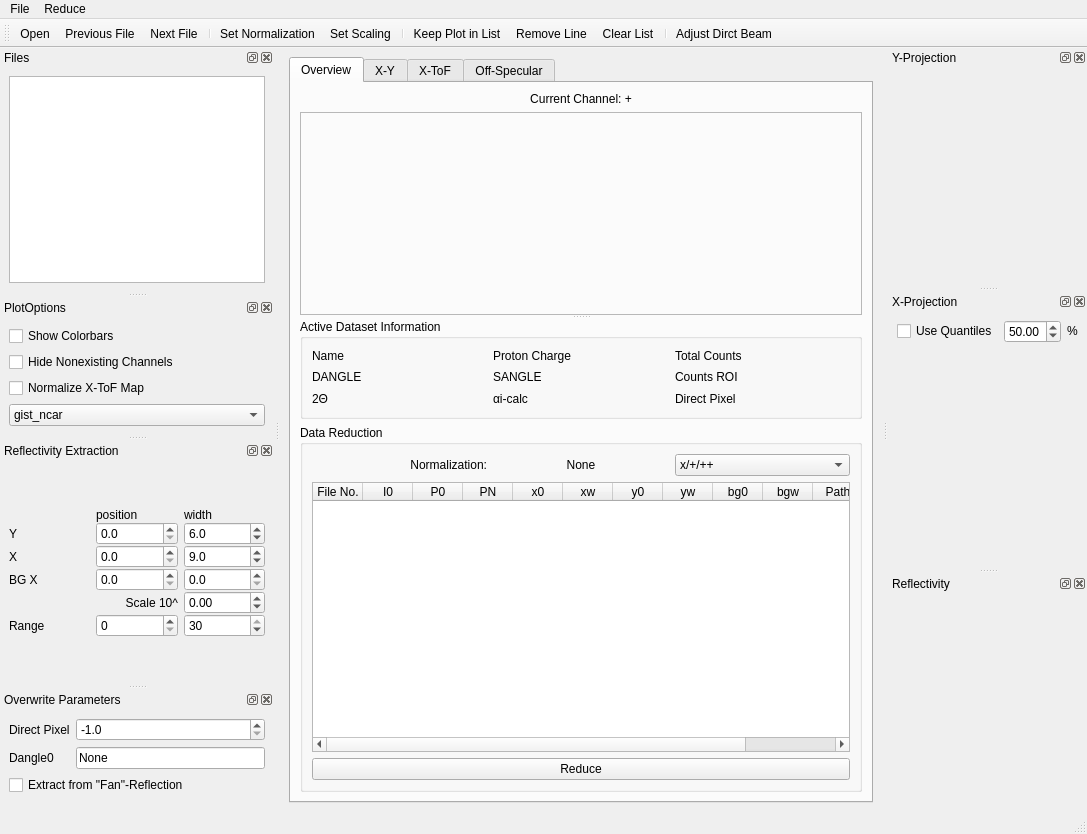
The window that designer/main_window.ui (aglavic/quicknxs) describes before a commit, drawn with Qt 5.
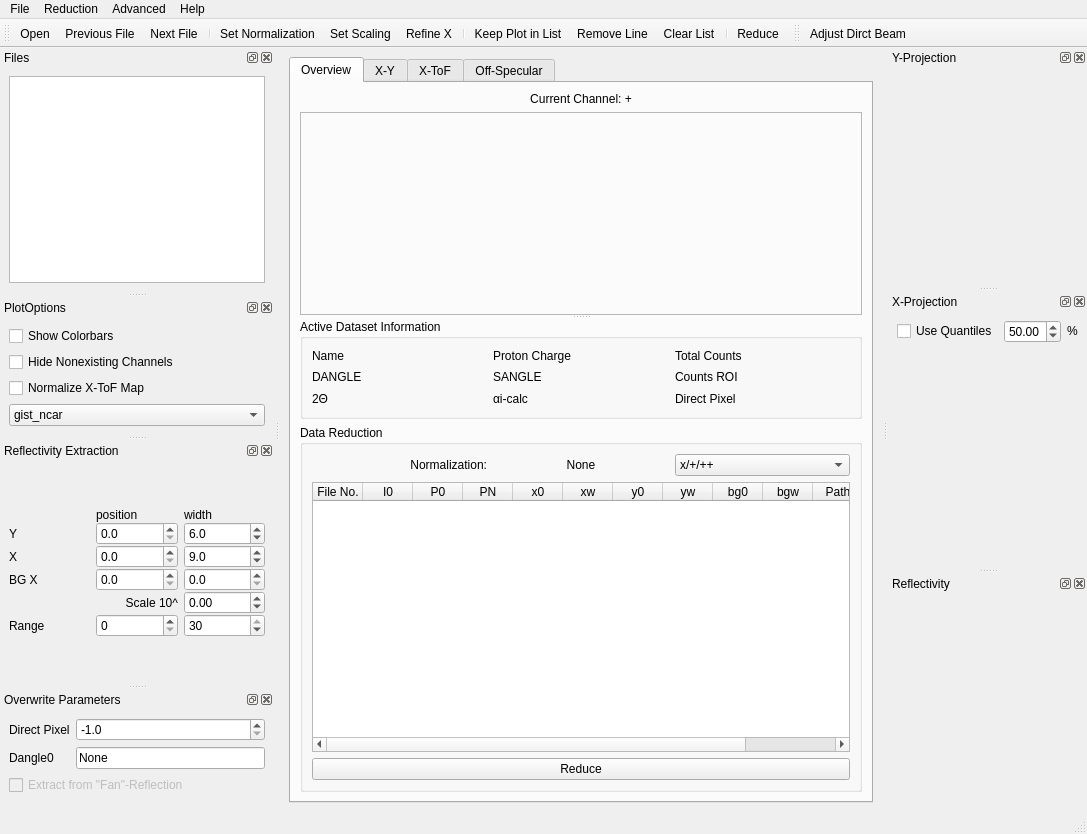
The same window after the commit. Icons and pictures are not drawn. Custom widgets are drawn as their Qt base class.

Diff of the .ui file:
```diff
--- a/designer/main_window.ui
+++ b/designer/main_window.ui
@@ -799,7 +799,7 @@
    </widget>
    <widget class="QMenu" name="menuReduce">
     <property name="title">
-     <string>Reduce</string>
+     <string>Reduction</string>
     </property>
     <addaction name="actionNorm"/>
     <addaction name="actionNormalizeScaling"/>
@@ -808,10 +808,25 @@
     <addaction name="actionRemove"/>
     <addaction name="actionClear"/>
     <addaction name="separator"/>
+    <addaction name="actionReduce"/>
+   </widget>
+   <widget class="QMenu" name="menuAdvanced">
+    <property name="title">
+     <string>Advanced</string>
+    </property>
     <addaction name="actionAdjust_Dirct_Beam"/>
    </widget>
+   <widget class="QMenu" name="menuHelp">
+    <property name="title">
+     <string>Help</string>
+    </property>
+    <addaction name="actionManual"/>
+    <addaction name="actionAbout"/>
+   </widget>
    <addaction name="menuFile"/>
    <addaction name="menuReduce"/>
+   <addaction name="menuAdvanced"/>
+   <addaction name="menuHelp"/>
   </widget>
   <widget class="QStatusBar" name="statusbar"/>
   <widget class="QDockWidget" name="dockWidget">
@@ -1252,12 +1267,13 @@
    <addaction name="separator"/>
    <addaction name="actionNorm"/>
    <addaction name="actionNormalizeScaling"/>
+   <addaction name="actionRefineX"/>
    <addaction name="separator"/>
    <addaction name="actionAddPlot"/>
    <addaction name="actionRemove"/>
    <addaction name="actionClear"/>
    <addaction name="separator"/>
-   <addaction name="actionAdjust_Dirct_Beam"/>
+   <addaction name="actionReduce"/>
   </widget>
   <widget class="QDockWidget" name="dockWidget_7">
    <property name="windowTitle">
@@ -1322,6 +1338,9 @@
      </item>
      <item row="2" column="0" colspan="2">
       <widget class="QCheckBox" name="fanReflectivity">
+       <property name="enabled">
+        <bool>false</bool>
+       </property>
        <property name="text">
         <string>Extract from &quot;Fan&quot;-Reflection</string>
        </property>
@@ -1330,6 +1349,18 @@
     </layout>
    </widget>
   </widget>
+  <widget class="QToolBar" name="advancedToolbar">
+   <property name="windowTitle">
+    <string>Advanced Toolbar</string>
+   </property>
+   <attribute name="toolBarArea">
+    <enum>TopToolBarArea</enum>
+   </attribute>
+   <attribute name="toolBarBreak">
+    <bool>false</bool>
+   </attribute>
+   <addaction name="actionAdjust_Dirct_Beam"/>
+  </widget>
   <action name="actionOpen">
    <property name="icon">
     <iconset theme="document-open">
@@ -1459,6 +1490,46 @@
     <string>Remove one plots from data reduction list</string>
    </property>
   </action>
+  <action name="actionReduce">
+   <property name="icon">
+    <iconset resource="../icons/icons.qrc">
+     <normaloff>:/General/reduce.png</normaloff>:/General/reduce.png</iconset>
+   </property>
+   <property name="text">
+    <string>Reduce...</string>
+   </property>
+   <property name="toolTip">
+    <string>Use the active table to extrac reduced datasets and save them</string>
+   </property>
+  </action>
+  <action name="actionRefineX">
+   <property name="checkable">
+    <bool>true</bool>
+   </property>
+   <property name="icon">
+    <iconset resource="../icons/icons.qrc">
+     <normaloff>:/General/fitXPos.png</normaloff>:/General/fitXPos.png</iconset>
+   </property>
+   <property name="text">
+    <string>Refine X</string>
+   </property>
+   <property name="toolTip">
+    <string>Fit the x-position with a Gaussian (Ctrl+F)</string>
+   </property>
+   <property name="shortcut">
+    <string>Ctrl+F</string>
+   </property>
+  </action>
+  <action name="actionManual">
+   <property name="text">
+    <string>Manual...</string>
+   </property>
+  </action>
+  <action name="actionAbout">
+   <property name="text">
+    <string>About...</string>
+   </property>
+  </action>
  </widget>
  <customwidgets>
   <customwidget>
```
Left out of the diff: 143 changed lines with no effect on the pictures.
